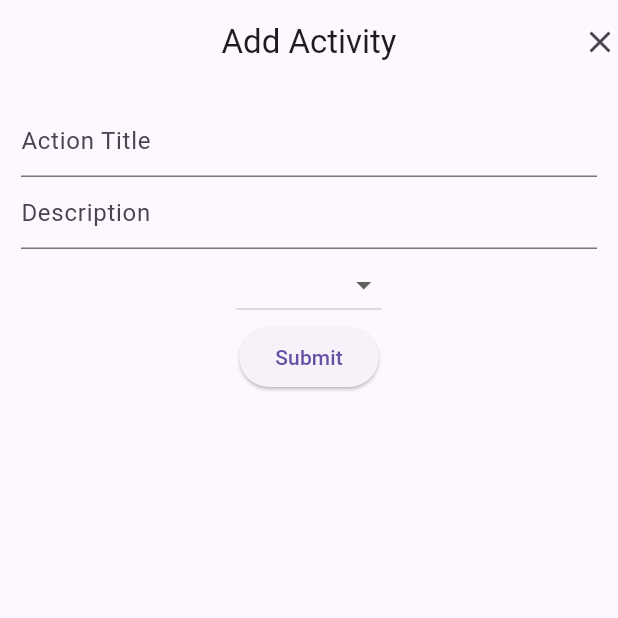
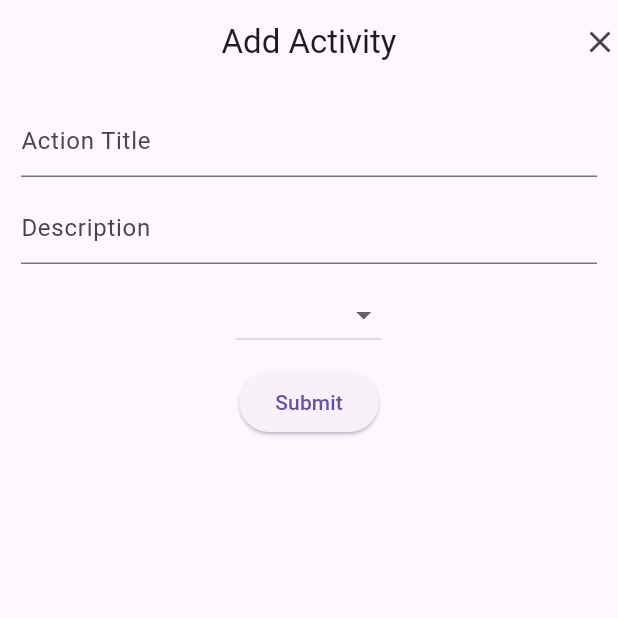
Before and after one commit to ZacharySweet/profolio-app, a Flutter app: the screen it shows after launch, tab 3 chosen, after a tap on "buttonText", on a phone screen of 412 x 824 dp, the top half of it. Run offline on Flutter 3.47's test engine with Material 3 defaults, Android fonts, the phone set to English and light mode, and no system bars.

Commit message:
I DID IT

```diff
--- a/lib/main.dart
+++ b/lib/main.dart
@@ -1,6 +1,15 @@
 import 'package:flutter/material.dart';
 import 'package:profolio/routes/main_page.dart';
+import 'package:provider/provider.dart';
+import 'package:profolio/widgets/home_screen_pages/club_data_and_provider.dart';
 
 void main() {
-  runApp(const MaterialApp(home: MainPage()));
+  runApp(
+    MultiProvider(
+      providers: [
+        ChangeNotifierProvider(create: (context) => ClubListProvider()),
+      ],
+      child: const MaterialApp(home: MainPage(),), // Your main app widget
+    ),
+  );
 }
--- a/lib/routes/add_activity.dart
+++ b/lib/routes/add_activity.dart
@@ -1,18 +1,43 @@
 import 'package:flutter/material.dart';
 
-class AddActivity extends StatelessWidget {
+class AddActivity extends StatefulWidget {
   const AddActivity({super.key});
 
-  // Function to handle adding the activity
+  @override
+  State<AddActivity> createState() => _AddActivityState();
+}
+
+class _AddActivityState extends State<AddActivity> {
+  final _titleController = TextEditingController(); // Controller for Activity Title
+  final _descriptionController = TextEditingController(); // Controller for Description
+
+  String? _selectedCategory; // Variable to store selected dropdown value
+
+  @override
+  void dispose() {
+    _titleController.dispose();
+    _descriptionController.dispose();
+    super.dispose();
+  }
+
+  void submitActivity() {
+  addActivity(context); // Access BuildContext from the surrounding scope
+}
+
+
+
   void addActivity(BuildContext context) {
-    // You can replace this with your logic to retrieve the text field values
-    String activityTitle = "FBLA";
-    String activityDescription = "president";
+    final clubTitle = _titleController.text;
+    final clubDescription = _descriptionController.text;
 
-    // Here you can perform any further logic, such as validating the input
+    // Validate user input (optional)
+    if (clubTitle.isEmpty || clubDescription.isEmpty) {
+      // Show error message or prevent submission
+      return;
+    }
 
-    // Now, you can navigate back to the previous screen and pass the activity details
-    Navigator.pop(context, [activityTitle, activityDescription]);
+    // Navigate back with user-entered data
+    Navigator.pop(context, [clubTitle, clubDescription]);
   }
 
   @override
@@ -24,9 +49,7 @@ class AddActivity extends StatelessWidget {
         title: const Text("Add Activity"),
         actions: [
           GestureDetector(
-            onTap: () {
-              Navigator.pop(context);
-            },
+            onTap: () => Navigator.pop(context),
             child: const Icon(Icons.close),
           ),
         ],
@@ -35,16 +58,18 @@ class AddActivity extends StatelessWidget {
         padding: const EdgeInsets.all(14.0),
         child: Column(
           children: [
-            const TextField(
-              decoration: InputDecoration(hintText: "Action Title"),
+            TextField(
+              controller: _titleController,
+              decoration: const InputDecoration(hintText: "Action Title"),
             ),
-            const TextField(
-              decoration: InputDecoration(hintText: "Description"),
+            const SizedBox(height: 10),
+            TextField(
+              controller: _descriptionController,
+              decoration: const InputDecoration(hintText: "Description"),
             ),
+            const SizedBox(height: 10),
             DropdownButton<String>(
-              // Define String type for value
-              value: null, // Initially selected value is null
-              // List of DropdownMenuItems
+              value: _selectedCategory, // Set initial selected value
               items: const [
                 DropdownMenuItem(
                   value: 'Business',
@@ -64,17 +89,16 @@ class AddActivity extends StatelessWidget {
                 ),
               ],
               onChanged: (String? value) {
-                value;
+                setState(() {
+                  _selectedCategory = value;
+                });
               },
-              // Function to update selected value
             ),
+            const SizedBox(height: 10),
             ElevatedButton(
-              onPressed: () {
-                // Call the function to add the activity when the button is pressed
-                addActivity(context);
-              },
+              onPressed: submitActivity,
               child: const Text("Submit"),
-            )
+            ),
           ],
         ),
       ),
--- a/lib/widgets/home_screen_pages/clubs.dart
+++ b/lib/widgets/home_screen_pages/clubs.dart
@@ -1,7 +1,9 @@
 import 'package:flutter/material.dart';
-import 'package:profolio/routes/add_activity.dart';
+import 'package:profolio/widgets/home_screen_pages/club_data_and_provider.dart'; // Import ClubListProvider
+import 'package:profolio/routes/add_activity.dart'; // Import AddActivity route
 import 'package:profolio/widgets/general_widgets/divider_and_text.dart';
 import 'package:profolio/widgets/general_widgets/list_widget.dart';
+import 'package:provider/provider.dart'; // Import Provider
 
 class ClubPage extends StatefulWidget {
   const ClubPage({super.key});
@@ -10,34 +12,37 @@ class ClubPage extends StatefulWidget {
   State<ClubPage> createState() => _ClubPageState();
 }
 
-// The actual code for the main page
 class _ClubPageState extends State<ClubPage> {
-  List<ListWidget> clubs = []; // List of the clubs
+  // No need for a separate clubs list variable
 
-  void addClub(String clubTitle, String clubPosition) {
-    ListWidget newClub =
-        ListWidget(title: clubTitle, description: clubPosition);
-    setState(() {
-      clubs.add(newClub);
-    });
+void addClub(String clubTitle, String clubDescription) async {
+  //  await Navigator.push(
+ // context,
+  //MaterialPageRoute(builder: (context) => const AddActivity()),
+  //);
+
+  Provider.of<ClubListProvider>(context, listen: false)
+    .addClub(clubTitle, clubDescription);
   }
 
   @override
   Widget build(BuildContext context) {
+    final clubListProvider = Provider.of<ClubListProvider>(context); // Access provider
+
     return Container(
       color: const Color.fromARGB(255, 246, 246, 246),
       child: Padding(
         padding: const EdgeInsets.all(10),
         child: Column(
           children: [
-              // Infographic at the top
+            // Infographic section
             Padding(
               padding: const EdgeInsets.fromLTRB(2, 4, 2, 16),
-                  // Infographic
               child: Container(
                 decoration: const BoxDecoration(
                   color: Colors.blueAccent,
-                        borderRadius: BorderRadius.all(Radius.circular(12.5))),
+                  borderRadius: BorderRadius.all(Radius.circular(12.5)),
+                ),
                 child: Padding(
                   padding: const EdgeInsets.fromLTRB(14, 7, 14, 7),
                   child: Row(
@@ -48,7 +53,7 @@ class _ClubPageState extends State<ClubPage> {
                         child: Column(
                           children: [
                             const Text(
-                                  "Clubs are a crucial part of your high school resume. Being a high ranking member of various clubs can greately increase your odds of being accepted into your dream college.",
+                              "Clubs are a crucial part of your high school resume. Being a high ranking member of various clubs can greatly increase your odds of being accepted into your dream college.",
                               overflow: TextOverflow.fade,
                               maxLines: null,
                               softWrap: true,
@@ -56,23 +61,33 @@ class _ClubPageState extends State<ClubPage> {
                               style: TextStyle(
                                 color: Colors.white,
                                 fontFamily: "WorkSans",
-                                      fontSize: 12),
+                                fontSize: 12,
+                              ),
                             ),
                             const SizedBox(height: 4),
                             Align(
-                                  alignment: Alignment
-                                      .centerRight, // Align to the right
+                              alignment: Alignment.centerRight,
                               child: ElevatedButton(
                                 onPressed: () async {
+  // Access ClubListProvider instance
+                                  final clubListProvider = Provider.of<ClubListProvider>(context, listen: false);
+
+  // Navigate to AddActivity and potentially receive data
                                   final result = await Navigator.push(
                                   context,
-                                        MaterialPageRoute(
-                                            builder: (context) =>
-                                                const AddActivity()),
+                                 MaterialPageRoute(builder: (context) => const AddActivity()),
                                  );
 
-                                      addClub(result[0], result[1]);
+  // Check if data is returned (optional)
+                                if (result != null) {
+                                final clubTitle = result[0];
+                                final clubDescription = result[1];
+
+    // Use the stored provider instance to add the club
+                                clubListProvider.addClub(clubTitle, clubDescription);
+                                }
                               },
+
                                 child: const Text("buttonText"),
                               ),
                             ),
@@ -82,11 +97,18 @@ class _ClubPageState extends State<ClubPage> {
                     ],
                   ),
                 ),
-                  )),
-              // List of all the clubs the user is in
+              ),
+            ),
+            // List of clubs section
             const DividerAndText(dividerText: "Your Clubs"),
             Expanded(
-                child: ListView(children: clubs.map((club) => club).toList()),
+              child: ListView(
+                children: clubListProvider.clubs // Access clubs list from provider
+                    .map((club) => ListWidget(title: club.clubTitle, description: club.clubDescription))
+                    .toList(),
+              ),
+
+
               )
             ],
           ),
```
Also changed, not shown: lib/widgets/home_screen_pages/club_data_and_provider.dart (added, +18 -0 lines). Lines whose indentation alone changed are shown as unchanged.
